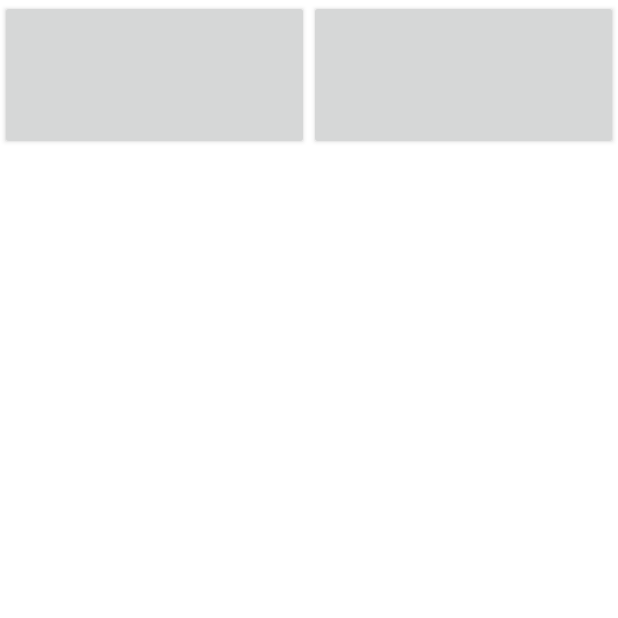
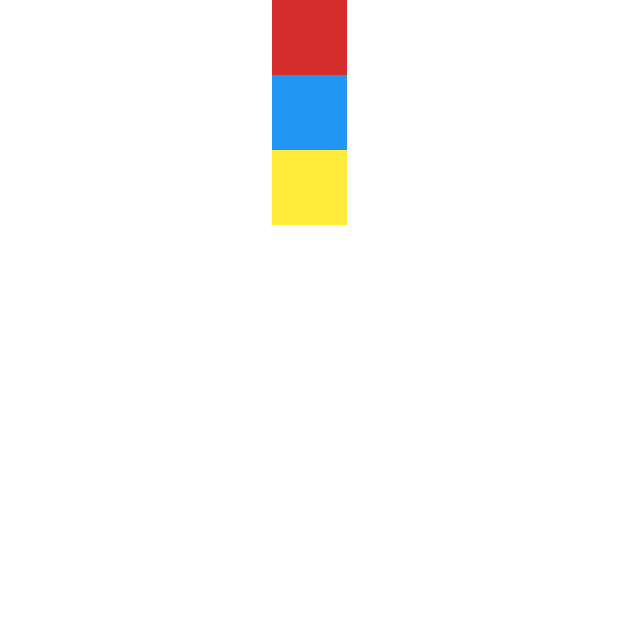
Before and after one commit to kim-jiha95/29cm_clone, an Android app: the MainActivity screen opened directly, with no data from a screen before it, on a phone screen of 412 x 824 dp, the top half of it. Run offline under Robolectric (Android 15) with nearby library versions, the phone set to English and light mode, and no system bars.

Commit message:
constraint top end start

```diff
--- a/app/src/main/res/layout/activity_main.xml
+++ b/app/src/main/res/layout/activity_main.xml
@@ -6,25 +6,50 @@
     android:layout_height="match_parent"
     tools:context=".MainActivity">
 
-    <androidx.appcompat.widget.AppCompatButton
-        android:id="@+id/AppCompatButton1"
-        android:layout_width="0dp"
-        android:layout_height="100dp"
-        app:layout_constraintTop_toTopOf="parent"
-        app:layout_constraintLeft_toLeftOf="parent"
-        app:layout_constraintRight_toLeftOf="@id/AppCompatButton2"
-        app:layout_constraintHorizontal_chainStyle="packed"/>
+<!--    <androidx.appcompat.widget.AppCompatButton-->
+<!--        android:id="@+id/AppCompatButton1"-->
+<!--        android:layout_width="0dp"-->
+<!--        android:layout_height="100dp"-->
+<!--        app:layout_constraintTop_toTopOf="parent"-->
+<!--        app:layout_constraintLeft_toLeftOf="parent"-->
+<!--        app:layout_constraintRight_toLeftOf="@id/AppCompatButton2"-->
+<!--        app:layout_constraintHorizontal_chainStyle="packed"/>-->
 
 
-    <androidx.appcompat.widget.AppCompatButton
-        android:id="@+id/AppCompatButton2"
-        android:layout_width="0dp"
-        android:layout_height="0dp"
-        app:layout_constraintLeft_toRightOf="@+id/AppCompatButton1"
-        app:layout_constraintTop_toTopOf="@id/AppCompatButton1"
-        app:layout_constraintBottom_toBottomOf="@+id/AppCompatButton1"
-        app:layout_constraintRight_toRightOf="parent"
-        app:layout_constraintHorizontal_chainStyle="packed"/>
+<!--    <androidx.appcompat.widget.AppCompatButton-->
+<!--        android:id="@+id/AppCompatButton2"-->
+<!--        android:layout_width="0dp"-->
+<!--        android:layout_height="0dp"-->
+<!--        app:layout_constraintLeft_toRightOf="@+id/AppCompatButton1"-->
+<!--        app:layout_constraintTop_toTopOf="@id/AppCompatButton1"-->
+<!--        app:layout_constraintBottom_toBottomOf="@+id/AppCompatButton1"-->
+<!--        app:layout_constraintRight_toRightOf="parent"-->
+<!--        app:layout_constraintHorizontal_chainStyle="packed"/>-->
+
+    <View
+        android:id="@+id/red_view"
+        app:layout_constraintStart_toStartOf="parent"
+        app:layout_constraintEnd_toEndOf="parent"
+        app:layout_constraintTop_toTopOf="parent"
+        android:layout_width="50dp"
+        android:layout_height="50dp"
+        android:background="#D52C2C"/>
+
+    <View
+        android:id="@+id/blue_view"
+        android:background="#2196F3"
+        android:layout_width="50dp"
+        android:layout_height="50dp"
+        app:layout_constraintTop_toBottomOf="@id/red_view"
+        app:layout_constraintEnd_toEndOf="@+id/red_view"
+        app:layout_constraintStart_toStartOf="@id/red_view"/>
+    <View
+        app:layout_constraintTop_toBottomOf="@id/blue_view"
+        app:layout_constraintStart_toStartOf="parent"
+        app:layout_constraintEnd_toEndOf="parent"
+        android:background="#FFEB3B"
+        android:layout_width="50dp"
+        android:layout_height="50dp"/>
 
 
 </androidx.constraintlayout.widget.ConstraintLayout>
```
